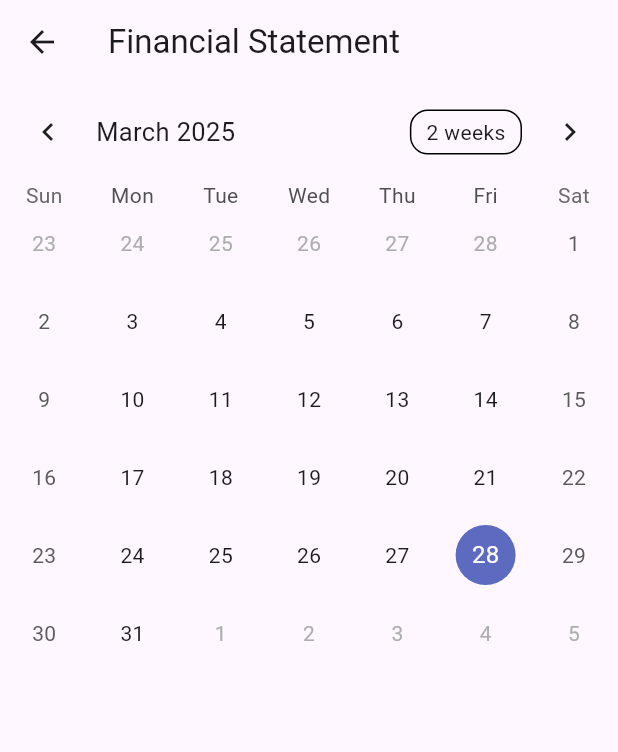
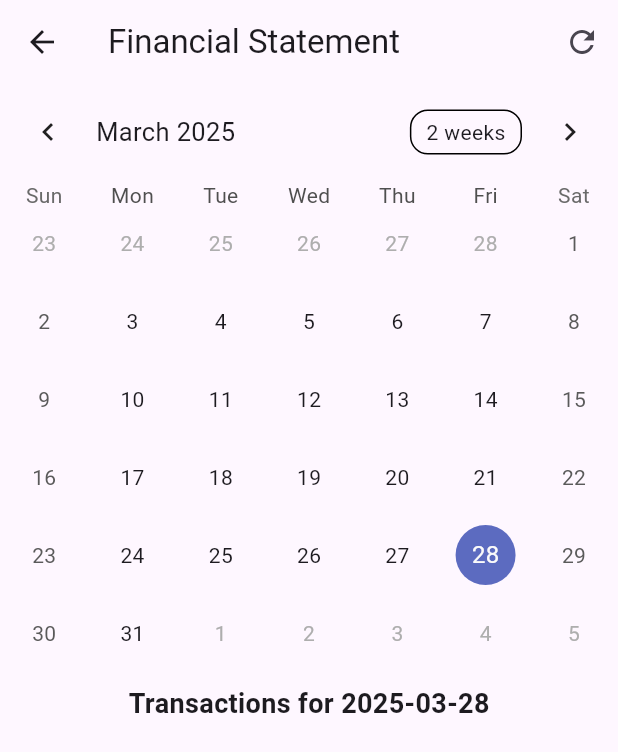
Before and after one commit to jalaparthi1/Project1, a Flutter app: the FinancialStatementScreen screen opened directly, on a phone screen of 412 x 824 dp. Shown: the top 752 px of the screen. Run offline on Flutter 3.47's test engine with Material 3 defaults, Android fonts, the phone set to English and light mode, and no system bars; drawn by our look-alikes of table_calendar; our stand-ins replace fl_chart, shared_preferences; accounts and stored records are empty.

Commit message:
Finanical Statement Screen Fixes

```diff
--- a/lib/financial_statement_screen.dart
+++ b/lib/financial_statement_screen.dart
@@ -1,5 +1,7 @@
 import 'package:flutter/material.dart';
 import 'package:table_calendar/table_calendar.dart';
+import 'package:shared_preferences/shared_preferences.dart';
+import 'package:intl/intl.dart';
 
 class FinancialStatementScreen extends StatefulWidget {
   @override
@@ -9,10 +11,39 @@ class FinancialStatementScreen extends StatefulWidget {
 
 class _FinancialStatementScreenState extends State<FinancialStatementScreen> {
   DateTime _selectedDay = DateTime.now();
-  Map<DateTime, List<String>> transactions = {
-    DateTime(2025, 3, 20): ["Salary: +\$2000", "Groceries: -\$150"],
-    DateTime(2025, 3, 21): ["Electricity Bill: -\$80"],
-  };
+  Map<String, List<String>> transactions = {};
+
+  @override
+  void initState() {
+    super.initState();
+    loadTransactions();
+  }
+
+  Future<void> loadTransactions() async {
+    final prefs = await SharedPreferences.getInstance();
+    setState(() {
+      transactions.clear();
+      for (var key in prefs.getKeys()) {
+        if (key.startsWith('transaction_')) {
+          List<String> listOfTransactions = prefs.getStringList(key) ?? [];
+          transactions[key] = listOfTransactions;
+        }
+      }
+    });
+  }
+
+  List<String> getTransactionsForSelectedDate() {
+    String formattedDate = DateFormat('yyyy-MM-dd').format(_selectedDay);
+    List<String> selectedDateTransactions = [];
+
+    transactions.forEach((key, value) {
+      if (key.contains(formattedDate)) {
+        selectedDateTransactions.addAll(value);
+      }
+    });
+
+    return selectedDateTransactions;
+  }
 
   @override
   Widget build(BuildContext context) {
@@ -22,10 +53,15 @@ class _FinancialStatementScreenState extends State<FinancialStatementScreen> {
         leading: IconButton(
           icon: Icon(Icons.arrow_back),
           onPressed: () {
-            Navigator.pop(
-                context); // This will take the user back to the previous screen
+            Navigator.pop(context);
           },
         ),
+        actions: [
+          IconButton(
+            icon: Icon(Icons.refresh),
+            onPressed: loadTransactions,
+          ),
+        ],
       ),
       body: Column(
         children: [
@@ -40,9 +76,16 @@ class _FinancialStatementScreenState extends State<FinancialStatementScreen> {
               });
             },
           ),
+          Padding(
+            padding: const EdgeInsets.all(8.0),
+            child: Text(
+              'Transactions for ${DateFormat('yyyy-MM-dd').format(_selectedDay)}',
+              style: TextStyle(fontSize: 18, fontWeight: FontWeight.bold),
+            ),
+          ),
           Expanded(
             child: ListView(
-              children: (transactions[_selectedDay] ?? [])
+              children: getTransactionsForSelectedDate()
                   .map((transaction) => ListTile(title: Text(transaction)))
                   .toList(),
             ),
--- a/pubspec.yaml
+++ b/pubspec.yaml
@@ -13,6 +13,7 @@ dependencies:
   shared_preferences: ^2.2.2
   fl_chart: ^0.70.2
   table_calendar: ^3.0.0  # Added the table_calendar package
+  intl: ^0.18.0
 
   cupertino_icons: ^1.0.8
 
```
Also changed, not shown: lib/home_screen.dart (+59 -22 lines), pubspec.lock.
